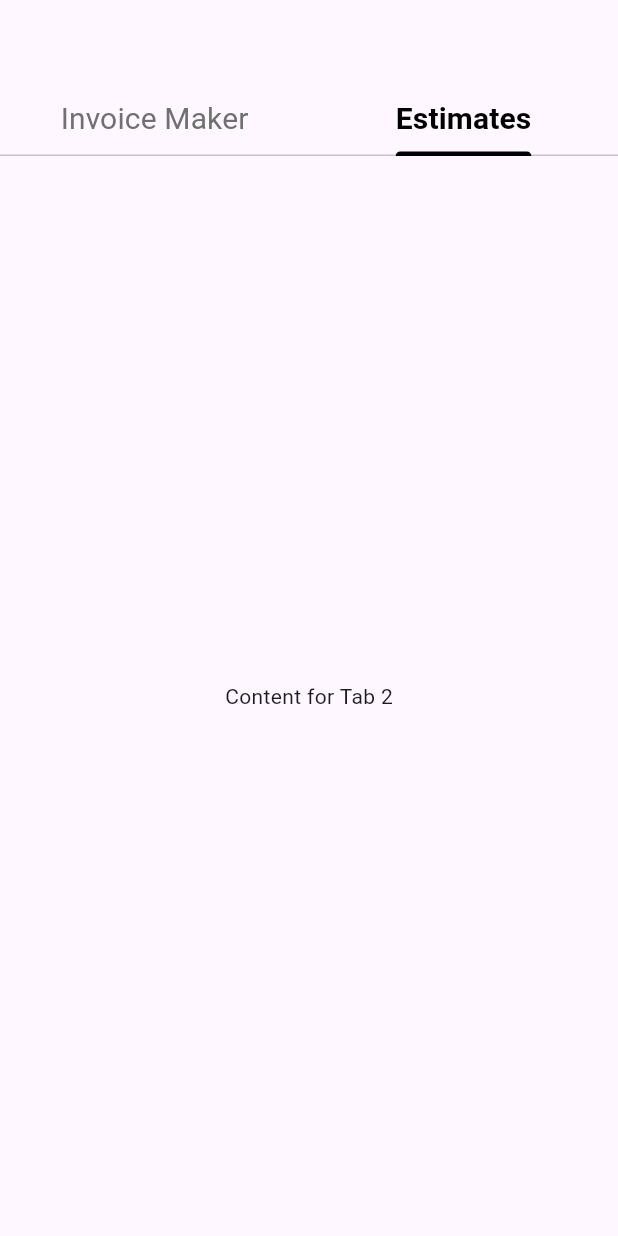
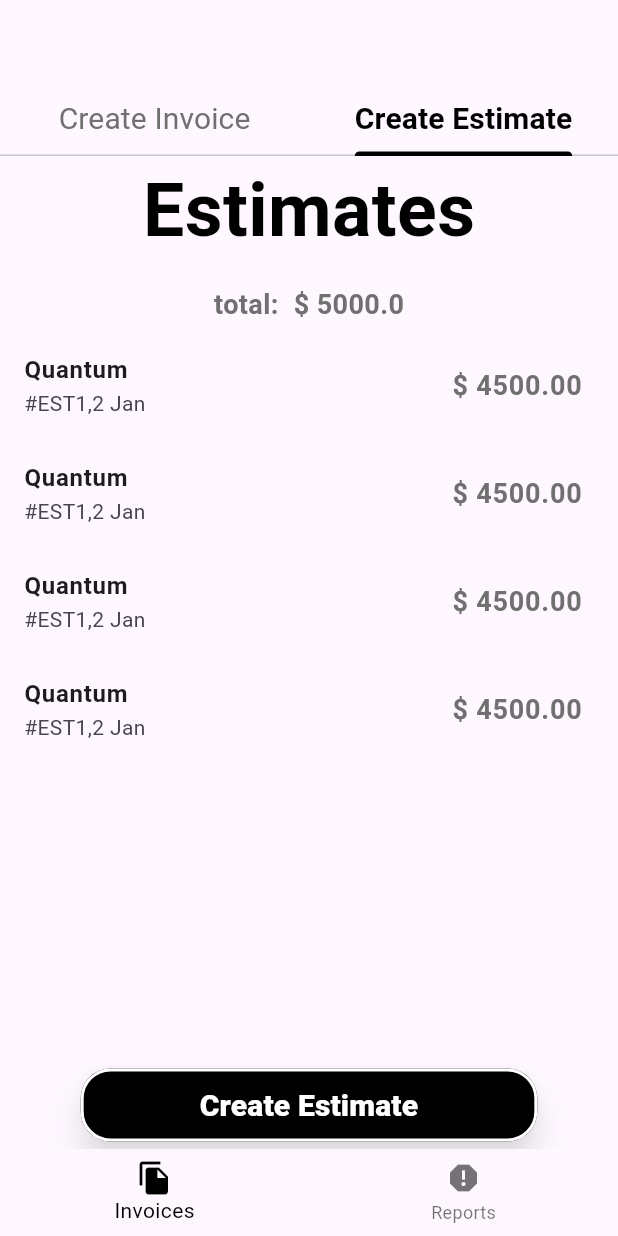
Before and after one commit to hexafoldtech/invoice-maker, a Flutter app: the screen it shows after launch, tab 2 chosen, on a phone screen of 412 x 824 dp. Run offline on Flutter 3.47's test engine with Material 3 defaults, Android fonts, the phone set to English and light mode, and no system bars; our stand-ins replace flutter_screenutil, flutter_secure_storage, loggy, package_info_plus; Roboto replaces fonts that are missing (Helvetica Neue).

Commit message:
estimate screen

```diff
--- a/lib/app_providers.dart
+++ b/lib/app_providers.dart
@@ -1,9 +1,11 @@
 import 'package:invoice_maker/main_app.dart';
 import 'package:invoice_maker/providers/app_initialization_provider.dart';
+import 'package:invoice_maker/providers/tab_provider.dart';
 import 'package:provider/provider.dart';
 import 'package:provider/single_child_widget.dart';
 
 List<SingleChildWidget> appProviders = [
   ChangeNotifierProvider<AppInitializationProvider>(
-      create: (_) => AppInitializationProvider(appStorage))
+      create: (_) => AppInitializationProvider(appStorage)),
+  ChangeNotifierProvider(create: (context) => TabProvider()),
 ];
--- a/lib/core/constants/app_strings.dart
+++ b/lib/core/constants/app_strings.dart
@@ -11,6 +11,7 @@ class AppStrings {
   static const String total = "total:";
   static const String received = "received:";
   static const String createInvoice = "Create Invoice";
+  static const String createEstimate = "Create Estimate";
   static const String elevatedButtonClicked = "button clicked";
   static const String reportBottomNavTabText = "Reports";
 }
--- /dev/null
+++ b/lib/providers/tab_provider.dart
@@ -0,0 +1,15 @@
+import 'package:flutter/material.dart';
+import 'package:invoice_maker/core/constants/app_strings.dart';
+
+class TabProvider extends ChangeNotifier {
+  String title;
+
+  TabProvider({this.title = AppStrings.createInvoice});
+
+  void changeTitle({
+    required String newTitle,
+  }) async {
+    title = newTitle;
+    notifyListeners();
+  }
+}
--- a/lib/view/dashboard_screen/dashboard_screen.dart
+++ b/lib/view/dashboard_screen/dashboard_screen.dart
@@ -2,11 +2,50 @@ import 'package:flutter/material.dart';
 import 'package:invoice_maker/core/constants/app_colors.dart';
 import 'package:invoice_maker/core/constants/app_sizes.dart';
 import 'package:invoice_maker/core/constants/app_strings.dart';
+import 'package:invoice_maker/core/utils/app_button.dart';
 import 'package:invoice_maker/core/utils/app_text_styles.dart';
+import 'package:invoice_maker/providers/tab_provider.dart';
+import 'package:invoice_maker/view/dashboard_screen/bottom_navigation.dart';
+import 'package:invoice_maker/view/dashboard_screen/estimates_screen/estimates_screen.dart';
 import 'package:invoice_maker/view/dashboard_screen/invoice_screen.dart';
+import 'package:provider/provider.dart';
 
-class DashboardScreen extends StatelessWidget {
+class DashboardScreen extends StatefulWidget {
   const DashboardScreen({super.key});
+
+  @override
+  _DashboardScreenState createState() => _DashboardScreenState();
+}
+
+class _DashboardScreenState extends State<DashboardScreen>
+    with SingleTickerProviderStateMixin {
+  late TabController _tabController;
+  late String? selectedTabText;
+
+  final List<Tab> _tabs = [
+    const Tab(text: AppStrings.createInvoice),
+    const Tab(text: AppStrings.createEstimate),
+  ];
+
+  @override
+  void initState() {
+    super.initState();
+    _tabController = TabController(length: _tabs.length, vsync: this);
+
+    // Add listener to detect tab changes
+    _tabController.addListener(() {
+      if (!_tabController.indexIsChanging) {
+        selectedTabText = _tabs[_tabController.index].text;
+        context.read<TabProvider>().changeTitle(newTitle: selectedTabText!);
+      }
+    });
+  }
+
+  @override
+  void dispose() {
+    _tabController.dispose();
+    super.dispose();
+  }
 
   @override
   Widget build(BuildContext context) {
@@ -15,10 +54,8 @@ class DashboardScreen extends StatelessWidget {
       child: Scaffold(
           appBar: AppBar(
             bottom: TabBar(
-            tabs: const [
-              Tab(text: AppStrings.invoiceMakerText),
-              Tab(text: AppStrings.estimatesTabText),
-            ],
+              controller: _tabController,
+              tabs: _tabs,
               labelStyle:
                   AppTextStyles.helveticaNeue(AppColors.black, FontWeight.bold),
               unselectedLabelStyle: AppTextStyles.helveticaNeue(
@@ -26,13 +63,80 @@ class DashboardScreen extends StatelessWidget {
               indicatorColor: AppColors.black,
             ),
           ),
-        body: const TabBarView(
-          children: [
+          body: TabBarView(
+            controller: _tabController,
+            children: const [
               Center(child: InvoiceScreen()),
-            Center(child: Text('Content for Tab 2')),
+              Center(child: EstimatesScreen()),
             ],
           ),
+          bottomNavigationBar: Column(
+            mainAxisSize: MainAxisSize.min,
+            children: [
+              AppButton(
+                type: ButtonType.invoice,
+                label: context.watch<TabProvider>().title,
+                action: () {},
+                textColor: AppColors.white,
+                fontSize: AppSizes.s20,
+                borderColor: AppColors.white,
+                backgroundColor: AppColors.black,
               ),
+              const SizedBox(
+                height: AppSizes.s5,
+              ),
+              const BottomNavigation(),
+            ],
+          )),
     );
   }
 }
+
+// class DashboardScreen extends StatelessWidget {
+//   const DashboardScreen({super.key});
+
+//   @override
+//   Widget build(BuildContext context) {
+//     return DefaultTabController(
+//       length: 2, // Number of tabs
+//       child: Scaffold(
+//           appBar: AppBar(
+//             bottom: TabBar(
+//               tabs: const [
+//                 Tab(text: AppStrings.invoiceMakerText),
+//                 Tab(text: AppStrings.estimatesTabText),
+//               ],
+//               labelStyle:
+//                   AppTextStyles.helveticaNeue(AppColors.black, FontWeight.bold),
+//               unselectedLabelStyle: AppTextStyles.helveticaNeue(
+//                   AppColors.darkGrey, FontWeight.normal),
+//               indicatorColor: AppColors.black,
+//             ),
+//           ),
+//           body: const TabBarView(
+//             children: [
+//               Center(child: InvoiceScreen()),
+//               Center(child: EstimatesScreen()),
+//             ],
+//           ),
+//           bottomNavigationBar: Column(
+//             mainAxisSize: MainAxisSize.min,
+//             children: [
+//               AppButton(
+//                 type: ButtonType.invoice,
+//                 label: context.watch<TabProvider>().title,
+//                 action: () {},
+//                 textColor: AppColors.white,
+//                 fontSize: AppSizes.s20,
+//                 borderColor: AppColors.white,
+//                 backgroundColor: AppColors.black,
+//               ),
+//               const SizedBox(
+//                 height: AppSizes.s5,
+//               ),
+//               const BottomNavigation(),
+//             ],
+//           )),
+//     );
+//   }
+// }
--- /dev/null
+++ b/lib/view/dashboard_screen/estimates_screen/estimates_item.dart
@@ -0,0 +1,31 @@
+import 'package:flutter/material.dart';
+import 'package:invoice_maker/core/constants/app_colors.dart';
+import 'package:invoice_maker/core/utils/app_text_styles.dart';
+
+class EstimatesItem extends StatelessWidget {
+  const EstimatesItem({super.key});
+
+  @override
+  Widget build(BuildContext context) {
+    return ListTile(
+      // Icon on the left
+      title: const Text(
+        'Quantum',
+        style: TextStyle(fontWeight: FontWeight.bold),
+      ), // Main title
+      subtitle: const Text('#EST1,2 Jan'), // Subtext
+      trailing: Column(
+        mainAxisAlignment: MainAxisAlignment.center,
+        crossAxisAlignment: CrossAxisAlignment.end,
+        children: [
+          Text(
+            "\$ 4500.00",
+            style: AppTextStyles.helveticaNeueItem(
+                AppColors.darkGrey, FontWeight.bold),
+          ),
+        ],
+      ), // Icon on the right
+      onTap: () {},
+    );
+  }
+}
--- /dev/null
+++ b/lib/view/dashboard_screen/estimates_screen/estimates_screen.dart
@@ -0,0 +1,48 @@
+import 'package:flutter/material.dart';
+import 'package:invoice_maker/core/constants/app_colors.dart';
+import 'package:invoice_maker/core/constants/app_sizes.dart';
+import 'package:invoice_maker/core/constants/app_strings.dart';
+import 'package:invoice_maker/core/utils/app_text_styles.dart';
+import 'package:invoice_maker/view/dashboard_screen/estimates_screen/estimates_item.dart';
+import 'package:invoice_maker/view/dashboard_screen/total_recieved_amount.dart';
+
+class EstimatesScreen extends StatelessWidget {
+  const EstimatesScreen({super.key});
+
+  @override
+  Widget build(BuildContext context) {
+    return Scaffold(
+      body: Center(
+        child: Column(
+          children: [
+            Text(AppStrings.estimatesTabText,
+                style: AppTextStyles.helveticaNeueLarge(
+                    AppColors.black, FontWeight.bold)),
+            const SizedBox(
+              height: AppSizes.s11,
+            ),
+            const TotalReceivedAmount(title: AppStrings.total, amount: 5000.00),
+            const SizedBox(
+              height: AppSizes.s5,
+            ),
+            SizedBox(
+              height: AppSizes.s400,
+              child: ListView.builder(
+                itemCount: 4,
+                itemBuilder: (context, index) {
+                  return const EstimatesItem();
+                },
+              ),
+            ),
+            const SizedBox(
+              height: AppSizes.s11,
+            ),
+            const SizedBox(
+              height: AppSizes.s5,
+            )
+          ],
+        ),
+      ),
+    );
+  }
+}
--- a/lib/view/dashboard_screen/invoice_screen.dart
+++ b/lib/view/dashboard_screen/invoice_screen.dart
@@ -2,9 +2,7 @@ import 'package:flutter/material.dart';
 import 'package:invoice_maker/core/constants/app_colors.dart';
 import 'package:invoice_maker/core/constants/app_sizes.dart';
 import 'package:invoice_maker/core/constants/app_strings.dart';
-import 'package:invoice_maker/core/utils/app_button.dart';
 import 'package:invoice_maker/core/utils/app_text_styles.dart';
-import 'package:invoice_maker/view/dashboard_screen/bottom_navigation.dart';
 import 'package:invoice_maker/view/dashboard_screen/toggle_button.dart';
 
 class InvoiceScreen extends StatelessWidget {
@@ -23,19 +21,6 @@ class InvoiceScreen extends StatelessWidget {
             const SizedBox(
               height: AppSizes.s11,
             ),
-            AppButton(
-              type: ButtonType.invoice,
-              label: AppStrings.createInvoice,
-              action: () {},
-              textColor: AppColors.white,
-              fontSize: AppSizes.s20,
-              borderColor: AppColors.white,
-              backgroundColor: AppColors.black,
-            ),
-            const SizedBox(
-              height: AppSizes.s11,
-            ),
-            const BottomNavigation()
           ],
         ),
       ),
--- a/lib/view/dashboard_screen/toggle_button.dart
+++ b/lib/view/dashboard_screen/toggle_button.dart
@@ -2,8 +2,8 @@ import 'package:flutter/material.dart';
 import 'package:invoice_maker/core/constants/app_colors.dart';
 import 'package:invoice_maker/core/constants/app_sizes.dart';
 import 'package:invoice_maker/core/constants/app_strings.dart';
-import 'package:invoice_maker/core/utils/app_text_styles.dart';
 import 'package:invoice_maker/view/dashboard_screen/invoice_item.dart';
+import 'package:invoice_maker/view/dashboard_screen/total_recieved_amount.dart';
 
 class ToggleButton extends StatefulWidget {
   const ToggleButton({super.key});
@@ -49,45 +49,11 @@ class _ToggleButtonState extends State<ToggleButton> {
         const SizedBox(
           height: AppSizes.s20,
         ),
-        Row(
-          mainAxisAlignment: MainAxisAlignment.center,
-          children: [
-            Text(
-              AppStrings.total,
-              style: AppTextStyles.helveticaNeueItem(
-                  AppColors.darkGrey, FontWeight.bold),
-            ),
-            const SizedBox(
-              width: AppSizes.s10,
-            ),
-            Text(
-              "\$ 4500.00",
-              style: AppTextStyles.helveticaNeueItem(
-                  AppColors.darkGrey, FontWeight.bold),
-            ),
-          ],
-        ),
+        const TotalReceivedAmount(title: AppStrings.total, amount: 4500.00),
         const SizedBox(
           height: AppSizes.s5,
         ),
-        Row(
-          mainAxisAlignment: MainAxisAlignment.center,
-          children: [
-            Text(
-              AppStrings.received,
-              style: AppTextStyles.helveticaNeueItem(
-                  AppColors.darkGrey, FontWeight.bold),
-            ),
-            const SizedBox(
-              width: AppSizes.s10,
-            ),
-            Text(
-              "\$ 4500.00",
-              style: AppTextStyles.helveticaNeueItem(
-                  AppColors.darkGrey, FontWeight.bold),
-            ),
-          ],
-        ),
+        const TotalReceivedAmount(title: AppStrings.received, amount: 4500.00),
         SizedBox(
           height: AppSizes.s400,
           child: IndexedStack(
--- /dev/null
+++ b/lib/view/dashboard_screen/total_recieved_amount.dart
@@ -0,0 +1,33 @@
+import 'package:flutter/material.dart';
+import 'package:invoice_maker/core/constants/app_colors.dart';
+import 'package:invoice_maker/core/constants/app_sizes.dart';
+import 'package:invoice_maker/core/utils/app_text_styles.dart';
+
+class TotalReceivedAmount extends StatelessWidget {
+  final String title;
+  final double amount;
+  const TotalReceivedAmount(
+      {super.key, required this.title, required this.amount});
+
+  @override
+  Widget build(Object context) {
+    return Row(
+      mainAxisAlignment: MainAxisAlignment.center,
+      children: [
+        Text(
+          title,
+          style: AppTextStyles.helveticaNeueItem(
+              AppColors.darkGrey, FontWeight.bold),
+        ),
+        const SizedBox(
+          width: AppSizes.s10,
+        ),
+        Text(
+          "\$ $amount",
+          style: AppTextStyles.helveticaNeueItem(
+              AppColors.darkGrey, FontWeight.bold),
+        ),
+      ],
+    );
+  }
+}
--- a/pubspec.yaml
+++ b/pubspec.yaml
@@ -35,7 +35,7 @@ dependencies:
   flutter_secure_storage: ^8.0.0
   shared_preferences: ^2.2.2
   intl: ^0.18.1
-  provider: ^6.0.5
+  provider: ^6.1.2
   package_info_plus: ^5.0.1
 
 
```
Lines whose indentation alone changed are shown as unchanged.
